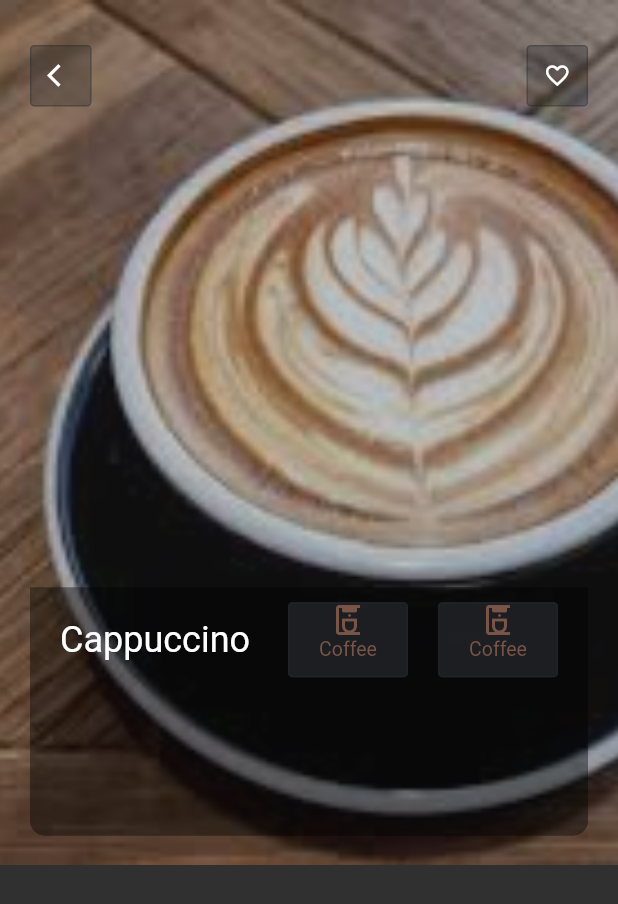
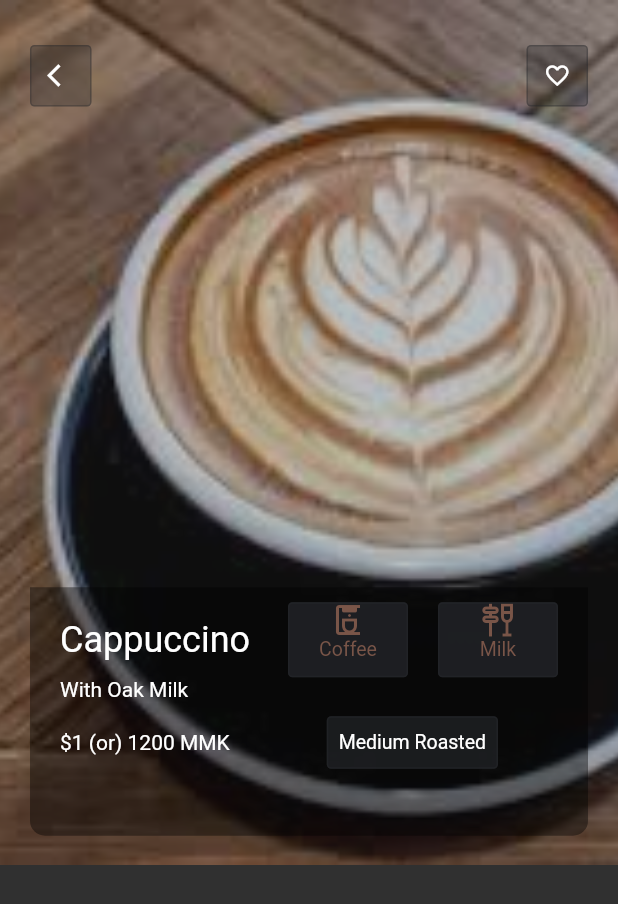
Before and after one commit to mmcodetester/coffee_ui, a Flutter app: the MyWidget screen opened directly, on a phone screen of 412 x 824 dp. Shown: the top 904 px of the screen. Run offline on Flutter 3.47's test engine with Material 2 defaults, Android fonts, the phone set to English and light mode, and no system bars; drawn by our look-alikes of getwidget; network calls fail.

Commit message:
change ui

```diff
--- a/lib/ui/sections/get_single_item.dart
+++ b/lib/ui/sections/get_single_item.dart
@@ -124,11 +124,11 @@ class _MyWidgetState extends State<MyWidget> {
                                     child: Column(
                                       children: const [
                                         Icon(
-                                          Icons.coffee_maker_outlined,
+                                          Icons.tapas_outlined,
                                           color: Colors.brown,
                                         ),
                                         Text(
-                                          "Coffee",
+                                          "Milk",
                                           style: TextStyle(color: Colors.brown),
                                         )
                                       ],
@@ -138,6 +138,37 @@ class _MyWidgetState extends State<MyWidget> {
                               )
                             ],
                           ),
+                          Row(children: const [
+                            Padding(
+                              padding: EdgeInsets.only(left: 20.0),
+                              child: Text("With Oak Milk"),
+                            )
+                          ]),
+                          const SizedBox(
+                            height: 10,
+                          ),
+                          Row(children: [
+                            const Expanded(
+                              flex: 4,
+                              child: Padding(
+                                padding: EdgeInsets.only(left: 20.0),
+                                child: Text("\$1 (or) 1200 MMK"),
+                              ),
+                            ),
+                            Padding(
+                              padding: const EdgeInsets.only(right: 25.0),
+                              child: GFButton(
+                                color: GFColors.DARK.withOpacity(0.7),
+                                type: GFButtonType.solid,
+                                shape: GFButtonShape.standard,
+                                onPressed: () {},
+                                child: const Text("Medium Roasted"),
+                              ),
+                            ),
+                            const SizedBox(
+                              width: 35,
+                            )
+                          ])
                         ],
                       ),
                     )
```
